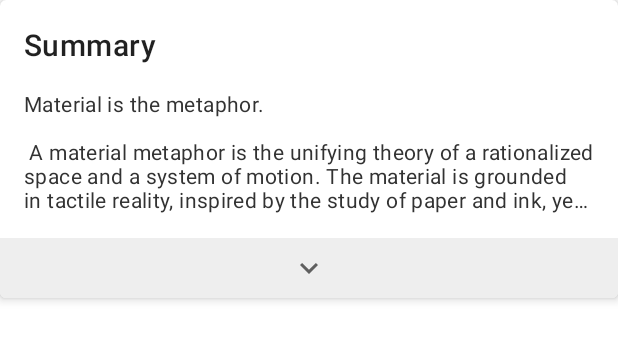
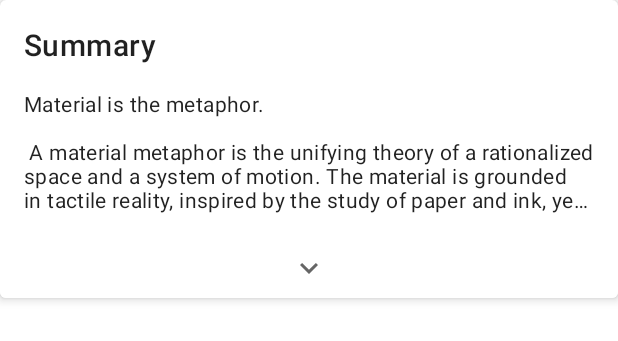
Before and after one commit to bowwowser/TooManyCoolGames, an Android app: the layout card_info_game_summary.xml on its own in the app's theme, with its tools: preview values and no code run, on a phone screen of 412 x 824 dp. Shown: the top 341 px of the screen. Run offline under Robolectric (Android 15) with nearby library versions, the phone set to English and light mode, and no system bars.

Commit message:
Design Updates
-style: update theme parent for Day/Night mode
-style: enforce light colour for current themed components
-layout: changed values to adapt to day/night changes

```diff
--- a/app/src/main/res/layout/activity_main.xml
+++ b/app/src/main/res/layout/activity_main.xml
@@ -21,7 +21,6 @@
 
     <com.google.android.material.bottomnavigation.BottomNavigationView
         android:id="@+id/bottom_nav"
-        style="@style/Widget.MaterialComponents.BottomNavigationView.Colored"
         android:layout_width="match_parent"
         android:layout_height="wrap_content"
         app:layout_constraintBottom_toBottomOf="parent"
--- a/app/src/main/res/layout/card_info_game_summary.xml
+++ b/app/src/main/res/layout/card_info_game_summary.xml
@@ -47,7 +47,7 @@
                     android:maxLines="5"
                     android:text="@{viewModel.gameInfo.game.summary}"
                     android:textAppearance="?attr/textAppearanceBody2"
-                    android:textColor="@android:color/secondary_text_light"
+                    android:textColor="?android:attr/textColorPrimary"
                     tools:text="@string/large_text"
                     />
 
@@ -59,7 +59,7 @@
                 android:id="@+id/buttonExpandSummary"
                 android:layout_width="match_parent"
                 android:layout_height="40dp"
-                android:background="#EEE"
+                android:background="?attr/colorSurface"
                 android:contentDescription="@string/expand_game_summary"
                 android:onClick="@{() -> viewModel.expandSummary()}"
                 android:src="@drawable/ic_baseline_expand_more_24"
--- a/app/src/main/res/layout/info_activity_fun.xml
+++ b/app/src/main/res/layout/info_activity_fun.xml
@@ -42,7 +42,7 @@
             android:id="@+id/infoBottomSheet"
             android:layout_width="match_parent"
             android:layout_height="match_parent"
-            android:background="@color/white"
+            style="@style/TMKGBottomSheet"
             app:behavior_hideable="false"
             app:behavior_peekHeight="128dp"
             app:layout_anchorGravity="bottom"
--- a/app/src/main/res/layout/item_release_date.xml
+++ b/app/src/main/res/layout/item_release_date.xml
@@ -27,7 +27,7 @@
         android:ellipsize="end"
         android:maxLines="1"
         android:textAppearance="?attr/textAppearanceBody1"
-        android:textColor="@android:color/secondary_text_light"
+        android:textColor="?android:attr/textColorPrimary"
         android:textSize="18sp"
         app:layout_constraintBottom_toBottomOf="parent"
         app:layout_constraintEnd_toStartOf="@id/releaseDateHuman"
@@ -41,7 +41,7 @@
         android:layout_height="wrap_content"
         android:textAlignment="textEnd"
         android:textAppearance="?attr/textAppearanceBody2"
-        android:textColor="@android:color/secondary_text_light"
+        android:textColor="?android:attr/textColorPrimary"
         app:layout_constraintBottom_toBottomOf="parent"
         app:layout_constraintEnd_toEndOf="parent"
         app:layout_constraintStart_toEndOf="@id/releasePlatformName"
--- a/app/src/main/res/values/styles.xml
+++ b/app/src/main/res/values/styles.xml
@@ -1,20 +1,28 @@
 <resources>
 
-    <!-- Base application theme. -->
-    <style name="AppTheme" parent="Theme.MaterialComponents.Light.DarkActionBar">
-        <!-- Customize your theme here. -->
+    <style name="AppTheme" parent="Theme.MaterialComponents.DayNight">
         <item name="colorPrimary">@color/colorPrimary</item>
         <item name="colorPrimaryDark">@color/colorPrimaryDark</item>
         <item name="colorAccent">@color/colorAccent</item>
+
+        <item name="toolbarStyle">@style/TMKGToolbar</item>
+        <item name="bottomNavigationStyle">@style/TMKGBottomNav</item>
     </style>
 
-    <!--    <style name="AppTheme.NoActionBar">-->
-    <!--        <item name="windowActionBar">false</item>-->
-    <!--        <item name="windowNoTitle">true</item>-->
-    <!--    </style>-->
+    <!-- Day/Night colour overrides -->
 
-    <!--    <style name="AppTheme.AppBarOverlay" parent="ThemeOverlay.AppCompat.Dark.ActionBar" />-->
+    <style name="TMKGToolbar" parent="Widget.MaterialComponents.Toolbar.Primary">
+        <item name="titleTextColor">?attr/colorOnPrimarySurface</item>
+    </style>
 
-    <!--    <style name="AppTheme.PopupOverlay" parent="ThemeOverlay.AppCompat.Light" />-->
+    <style name="TMKGBottomNav" parent="Widget.MaterialComponents.BottomNavigationView.Colored">
+        <item name="itemTextColor">?attr/colorOnPrimarySurface</item>
+        <item name="itemIconTint">?attr/colorOnPrimarySurface</item>
+    </style>
 
+    <!-- Individual component overrides -->
+
+    <style name="TMKGBottomSheet" parent="Widget.MaterialComponents.BottomSheet">
+        <item name="backgroundTint">?attr/colorSurface</item>
+    </style>
 </resources>
```
